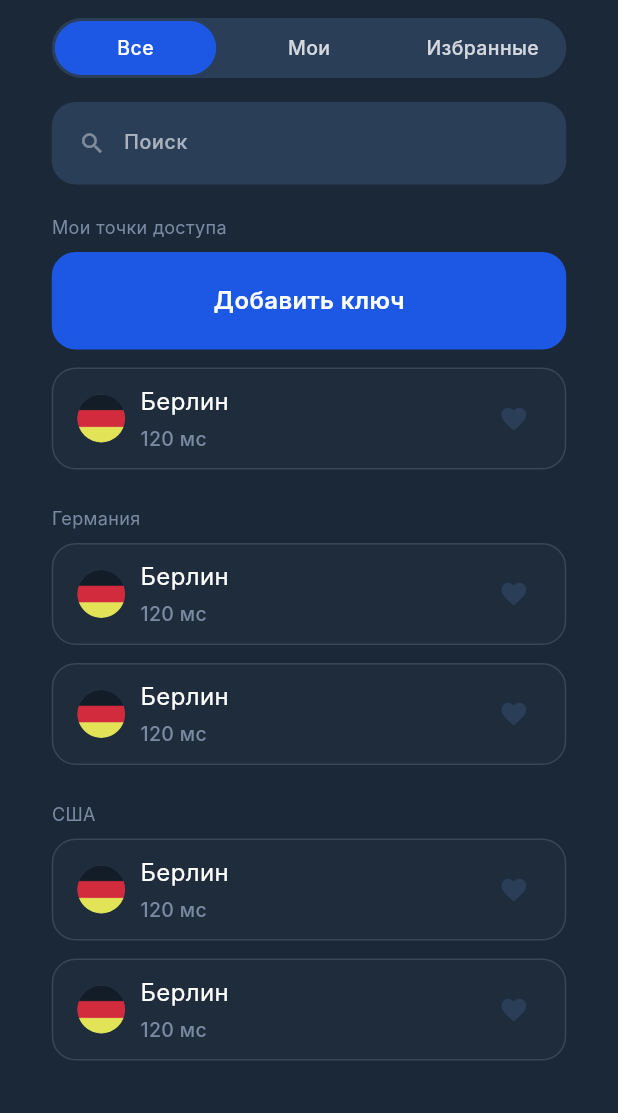
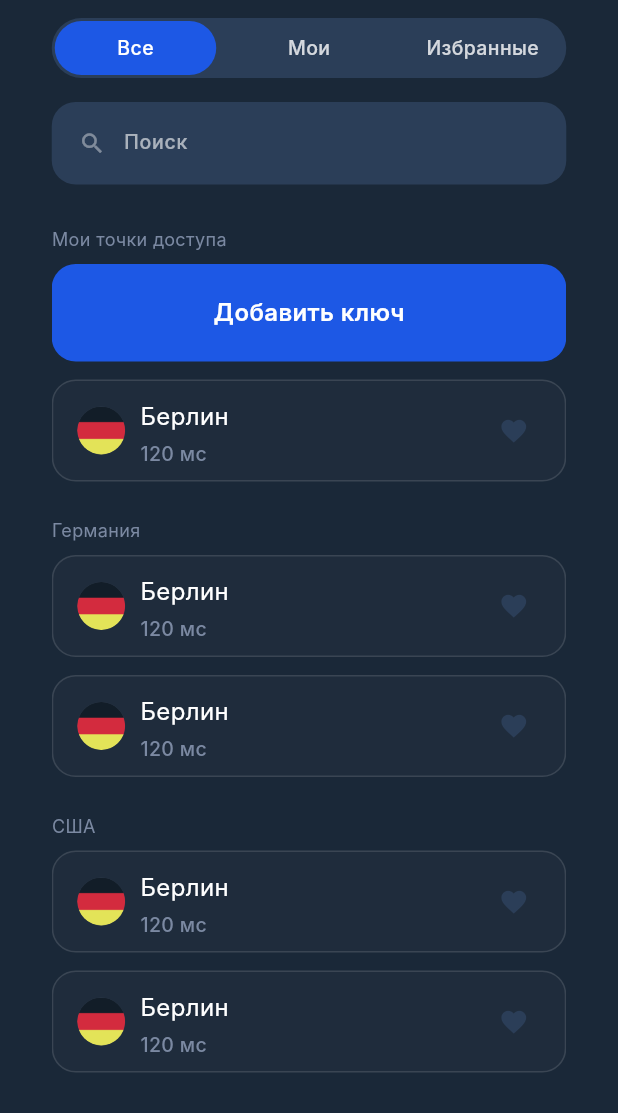
Before and after one commit to BadKitty2005/TestVPNUI, a Flutter app: the screen it shows after launch, on a phone screen of 412 x 824 dp, the part 123-1236 px from its top. Run offline on Flutter 3.47's test engine with Material 3 defaults, Android fonts, the phone set to English and light mode, and no system bars; our stand-ins replace device_preview; Roboto replaces fonts that are missing (Inter).

Commit message:
сделанно было не всё( В этом коммите: 1. поменяла немного то, как высчитывается ширина в access_point_screen, + там у меня почти что повторение одного и того же блока... к сожалению без этого оно не работало так как надо, поэтому вышло так.. 2. немного изменила поиск, раньше он не сбрасывался при переходе на другой экран 3. раньше в server_tile(плиточка сервера) были паддинги 16 и 8, тк выскакивало предупреждение, что пиксели вниз на 4 могут быть перекрыты, но в итоге было решено делать всё в как можно более точном соответствии с макетом, поэтому оставила 12 как в макете 5. забыла добавить, чтобы системные иконки были белыми, добавила)) Вот теперь кажется точно всё сделанно, ну я надеюсь...

```diff
--- a/lib/main.dart
+++ b/lib/main.dart
@@ -1,10 +1,19 @@
 import 'package:flutter/material.dart';
+import 'package:flutter/services.dart';
 import 'package:provider/provider.dart';
+import 'package:device_preview/device_preview.dart';
 import 'provider/server_provider.dart';
 import 'screens/access_point_screen.dart';
 
 void main() {
-  runApp(const AccessPointsApp());
+  WidgetsFlutterBinding.ensureInitialized();
+
+  runApp(
+    DevicePreview(
+      enabled: true,
+      builder: (context) => const AccessPointsApp(),
+    ),
+  );
 }
 
 class AccessPointsApp extends StatelessWidget {
@@ -12,16 +21,30 @@ class AccessPointsApp extends StatelessWidget {
 
   @override
   Widget build(BuildContext context) {
+    const backgroundColor = Color(0xFF1A2838);
+
     return ChangeNotifierProvider(
       create: (_) => ServerProvider(),
       child: MaterialApp(
         debugShowCheckedModeBanner: false,
         title: 'Access Points',
         theme: ThemeData(
-          scaffoldBackgroundColor: Color(0xFF1A2838),
+          scaffoldBackgroundColor: backgroundColor,
           fontFamily: 'Inter',
         ),
-        home: const AccessPointScreen(),
+        home: const AnnotatedRegion<SystemUiOverlayStyle>(
+          value: SystemUiOverlayStyle(
+            statusBarColor: backgroundColor,
+            statusBarIconBrightness: Brightness.light,
+            statusBarBrightness: Brightness.dark,
+            systemNavigationBarColor: backgroundColor,
+            systemNavigationBarIconBrightness: Brightness.light,
+          ),
+          child: AccessPointScreen(),
+        ),
+        useInheritedMediaQuery: true,
+        locale: DevicePreview.locale(context),
+        builder: DevicePreview.appBuilder,
       ),
     );
   }
--- a/lib/screens/access_point_screen.dart
+++ b/lib/screens/access_point_screen.dart
@@ -7,6 +7,7 @@ import 'all_tab.dart';
 import 'my_tab.dart';
 import 'favorites_tab.dart';
 import 'empty_state.dart';
+import 'dart:math' as math;
 
 class AccessPointScreen extends StatelessWidget {
   const AccessPointScreen({Key? key}) : super(key: key);
@@ -17,7 +18,7 @@ class AccessPointScreen extends StatelessWidget {
 
     final bgColor = Color(0xFF1A2838);
     final screenW = MediaQuery.of(context).size.width;
-    final contentWidth = (screenW - 32) < 343 ? (screenW - 32) : 343.0;
+    final contentWidth = math.min(343.0, screenW - 32.0); //поменяла, чтобы больше соответсвовало макету и сохранялась адаптивность
 
     Widget bodyForTab() {
       final filtered = prov.filteredForTab(prov.activeTab);
@@ -61,7 +62,6 @@ class AccessPointScreen extends StatelessWidget {
                 ],
               ),
               SizedBox(height: 8),
-              // Title
               Row(
                 mainAxisAlignment: MainAxisAlignment.start,
                 children: [
@@ -77,15 +77,12 @@ class AccessPointScreen extends StatelessWidget {
                 ],
               ),
               SizedBox(height: 12),
-              // Tab bar
               Center(
                 child: CustomTabBar(width: contentWidth, height: 40),
               ),
               SizedBox(height: 16),
-              // Search
               Center(child: SearchBarWidget(width: contentWidth)),
-              SizedBox(height: 12),
-              // content area
+              SizedBox(height: 20),
               Expanded(
                 child: Column(
                   children: [
--- a/lib/widgets/search_bar_widget.dart
+++ b/lib/widgets/search_bar_widget.dart
@@ -18,10 +18,23 @@ class _SearchBarWidgetState extends State<SearchBarWidget> {
     super.initState();
     final prov = Provider.of<ServerProvider>(context, listen: false);
     controller = TextEditingController(text: prov.searchQuery);
+    prov.addListener(_provListener);
+  }
+
+  void _provListener() {
+    final prov = Provider.of<ServerProvider>(context, listen: false);
+    if (prov.searchQuery != controller.text) {
+      controller.value = controller.value.copyWith(
+        text: prov.searchQuery,
+        selection: TextSelection.collapsed(offset: prov.searchQuery.length),
+      );
+    }
   }
 
   @override
   void dispose() {
+    final prov = Provider.of<ServerProvider>(context, listen: false);
+    prov.removeListener(_provListener);
     controller.dispose();
     super.dispose();
   }
@@ -41,7 +54,7 @@ class _SearchBarWidgetState extends State<SearchBarWidget> {
       child: Row(
         children: [
           SizedBox(width: 2),
-          Icon(Icons.search, color: Colors.white.withOpacity(0.4), size: 18),
+          Icon(Icons.search, color: Color.fromRGBO(255,255,255,0.4), size: 18),
           SizedBox(width: 12),
           Expanded(
             child: TextField(
@@ -59,7 +72,7 @@ class _SearchBarWidgetState extends State<SearchBarWidget> {
               decoration: InputDecoration(
                 hintText: 'Поиск',
                 hintStyle: TextStyle(
-                  color: Colors.white.withOpacity(0.6),
+                  color: Color.fromRGBO(255,255,255,0.6),
                   fontSize: 13,
                   fontWeight: FontWeight.w500,
                 ),
@@ -74,7 +87,7 @@ class _SearchBarWidgetState extends State<SearchBarWidget> {
                 prov.updateSearchQuery('');
                 controller.clear();
               },
-              child: Icon(Icons.close, color: Colors.white.withOpacity(0.6), size: 18),
+              child: Icon(Icons.close, color: Color.fromRGBO(255,255,255,0.6), size: 18),
             ),
         ],
       ),
--- a/lib/widgets/server_tile.dart
+++ b/lib/widgets/server_tile.dart
@@ -28,14 +28,14 @@ class ServerTile extends StatelessWidget {
       child: Container(
         width: width,
         height: 68,
-        padding: EdgeInsets.fromLTRB(16, 8, 16, 8), //пришлось уменьшить из-за ошибки
+        padding: EdgeInsets.fromLTRB(16, 12, 16, 12),
         margin: EdgeInsets.only(bottom: 12),
         decoration: BoxDecoration(
-          color: Colors.white.withOpacity(0.02),
+          color: Color.fromRGBO(255,255,255,0.02),
           borderRadius: BorderRadius.circular(16),
           border: Border.all(
             width: isSelected ? 2 : 1,
-            color: isSelected ? Color(0xFF02A9FF) : Colors.white.withOpacity(0.12),
+            color: isSelected ? Color(0xFF02A9FF) : Color.fromRGBO(255,255,255,0.12),
           ),
         ),
         child: Row(
```
